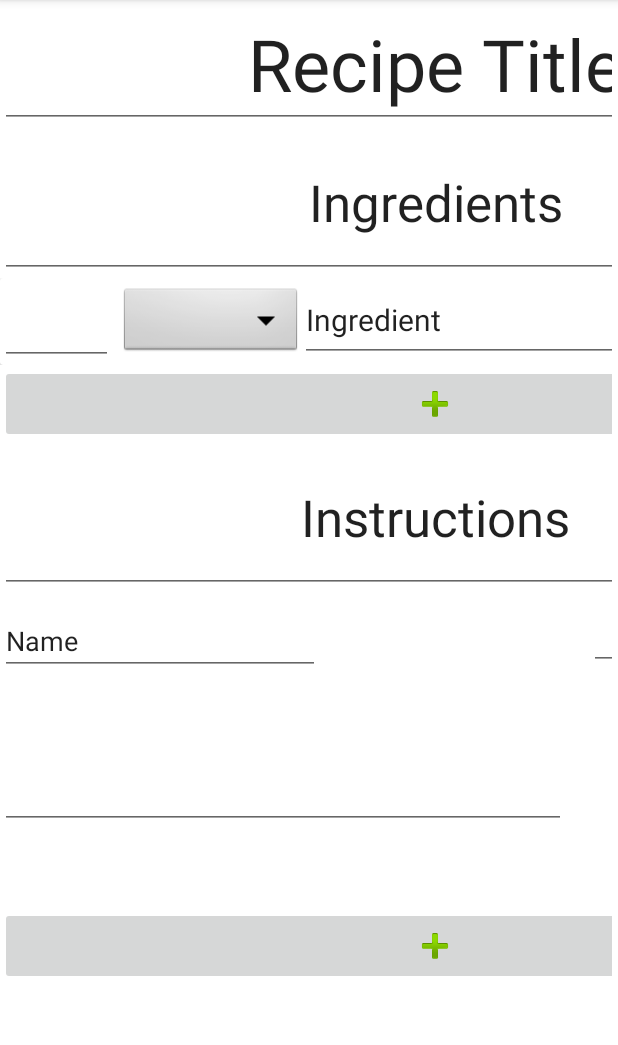
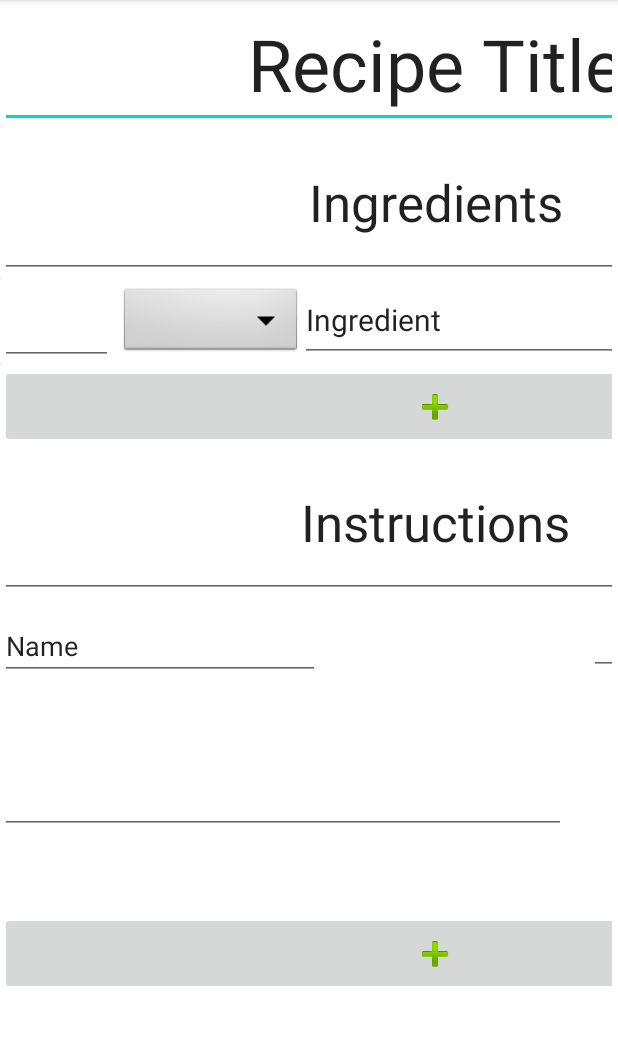
Before and after one commit to isabelle-ag/ChefsNotesApp, an Android app: the screen it shows after launch (MainActivity before the commit, EditRecipe after it), after a tap on "CREATE RECIPE", on a phone screen of 412 x 824 dp, the part 84-1129 px from its top. Run offline under Robolectric (Android 15) with nearby library versions, the phone set to English and light mode, and no system bars.

Commit message:
Reorganized where all code was located

```diff
--- a/app/src/main/java/comp3350/chefsnotes/presentation/EditRecipe.java
+++ b/app/src/main/java/comp3350/chefsnotes/presentation/EditRecipe.java
@@ -1,6 +1,32 @@
 package comp3350.chefsnotes.presentation;
 
-import android.app.Activity;
+import androidx.appcompat.app.AppCompatActivity;
 
-public class EditRecipe extends Activity {
+import android.os.Bundle;
+import android.view.View;
+import android.widget.LinearLayout;
+
+import comp3350.chefsnotes.R;
+
+public class EditRecipe extends AppCompatActivity {
+
+    @Override
+    protected void onCreate(Bundle savedInstanceState) {
+        super.onCreate(savedInstanceState);
+        setContentView(R.layout.recipe_editor);
+    }
+
+    public void addInstruction(View view)
+    {
+        LinearLayout instructionContainer = (LinearLayout) findViewById(R.id.InstructionContainer);
+        View child = getLayoutInflater().inflate(R.layout.instruction_field, null);
+        instructionContainer.addView(child);
+    }
+
+    public void addIngredient(View view)
+    {
+        LinearLayout ingredientContainer = (LinearLayout) findViewById(R.id.IngredientContainer);
+        View child = getLayoutInflater().inflate(R.layout.ingredient_field, null);
+        ingredientContainer.addView(child);
+    }
 }
--- a/app/src/main/java/comp3350/chefsnotes/presentation/MainActivity.java
+++ b/app/src/main/java/comp3350/chefsnotes/presentation/MainActivity.java
@@ -2,13 +2,9 @@
 
 import androidx.appcompat.app.AppCompatActivity;
 
+import android.content.Intent;
 import android.os.Bundle;
 import android.view.View;
-import android.widget.AdapterView;
-import android.widget.ArrayAdapter;
-import android.widget.LinearLayout;
-import android.widget.Spinner;
-import comp3350.chefsnotes.business.Units;
 
 import comp3350.chefsnotes.R;
 
@@ -20,27 +16,8 @@
         setContentView(R.layout.activity_main);
     }
 
-    public void makeRecipe(View view)
-    {
-        setContentView(R.layout.recipe_editor);
-    }
-
-    public void addInstruction(View view)
-    {
-        LinearLayout instructionContainer = (LinearLayout) findViewById(R.id.InstructionContainer);
-        View child = getLayoutInflater().inflate(R.layout.instruction_field, null);
-        instructionContainer.addView(child);
-    }
-
-    public void addIngredient(View view)
-    {
-        LinearLayout ingredientContainer = (LinearLayout) findViewById(R.id.IngredientContainer);
-        View child = getLayoutInflater().inflate(R.layout.ingredient_field, null);
-        ingredientContainer.addView(child);
-    }
-
-    public void openUnits(View view)
-    {
-
+    public void makeRecipe(View view) {
+        Intent switchActivityIntent = new Intent(this, EditRecipe.class);
+        startActivity(switchActivityIntent);
     }
 }
--- a/app/src/main/res/layout/recipe_editor.xml
+++ b/app/src/main/res/layout/recipe_editor.xml
@@ -90,15 +90,15 @@
 
             <TableRow
                 android:layout_width="match_parent"
-                android:layout_height="match_parent">
+                android:layout_height="wrap_content">
 
                 <ImageButton
                     android:id="@+id/AddIngredient"
-                    android:layout_width="wrap_content"
-                    android:layout_height="wrap_content"
+                    android:layout_width="55dp"
+                    android:layout_height="55dp"
                     android:onClick="addIngredient"
                     app:srcCompat="@android:drawable/ic_input_add"
-                    tools:ignore="SpeakableTextPresentCheck" />
+                    tools:ignore="SpeakableTextPresentCheck"/>
             </TableRow>
 
 
@@ -147,12 +147,12 @@
 
             <TableRow
                 android:layout_width="match_parent"
-                android:layout_height="match_parent">
+                android:layout_height="wrap_content">
 
                 <ImageButton
                     android:id="@+id/imageButton6"
-                    android:layout_width="wrap_content"
-                    android:layout_height="wrap_content"
+                    android:layout_width="55dp"
+                    android:layout_height="55dp"
                     android:layout_below="@+id/Instructions"
                     android:layout_marginTop="12dp"
                     android:onClick="addInstruction"
```
Also changed, not shown: app/src/main/AndroidManifest.xml (+8 -0 lines).
